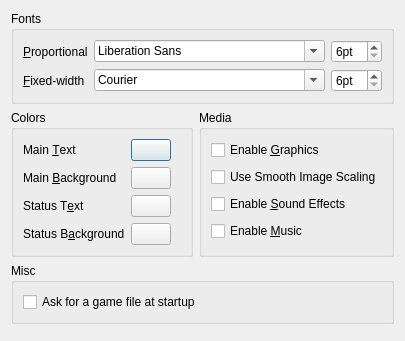
Above: src/confdialog.ui from realnc/hugor before the change. Below: the same form after it.
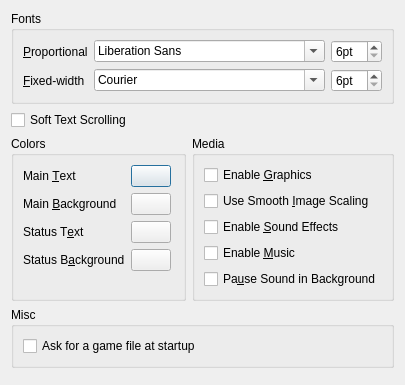
That is the form after the change. Custom widgets are drawn as their Qt base class.

Commit message: Add configurable soft scrolling; make sound pausing when in background configurable

Patch:
```diff
--- a/src/confdialog.ui
+++ b/src/confdialog.ui
@@ -92,6 +92,13 @@
      </layout>
     </widget>
    </item>
+   <item>
+    <widget class="QCheckBox" name="softScrollCheckBox">
+     <property name="text">
+      <string>Soft Text Scrolling</string>
+     </property>
+    </widget>
+   </item>
    <item>
     <layout class="QHBoxLayout" name="horizontalLayout_3">
      <item>
@@ -199,7 +206,7 @@
         <item>
          <widget class="QCheckBox" name="smoothScalingCheckBox">
           <property name="text">
-           <string>Use Smooth Image Scaling</string>
+           <string>Use Smooth &amp;Image Scaling</string>
           </property>
          </widget>
         </item>
@@ -217,6 +224,13 @@
           </property>
          </widget>
         </item>
+        <item>
+         <widget class="QCheckBox" name="pauseSoundCheckBox">
+          <property name="text">
+           <string>Pa&amp;use Sound in Background</string>
+          </property>
+         </widget>
+        </item>
        </layout>
       </widget>
      </item>
```
The commit also changes 4 other files.
